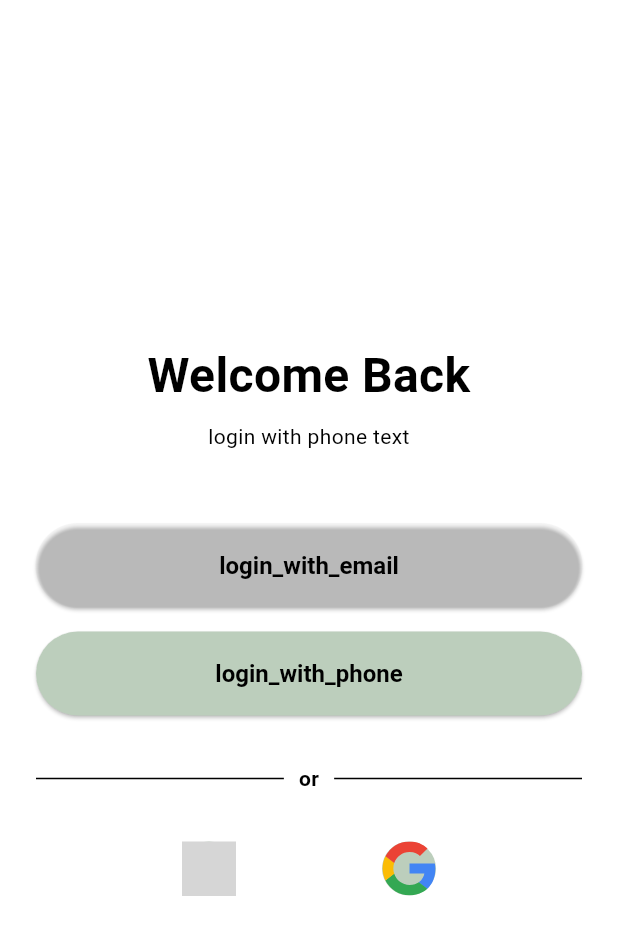
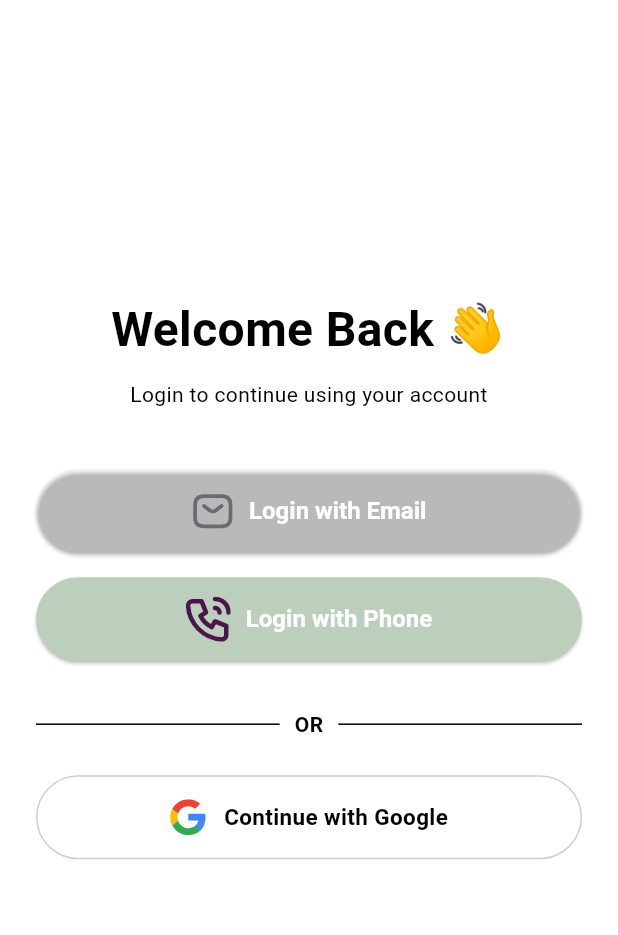
Before and after one commit to farizfarooqui/EV-MobileApp, a Flutter app: the screen it shows after launch, on a phone screen of 412 x 824 dp. Shown: the top 935 px of the screen. Run offline on Flutter 3.47's test engine with Material 3 defaults, Android fonts, the phone set to English and light mode, and no system bars; our stand-ins replace circle_nav_bar, cloud_firestore, dio, firebase_auth, firebase_core, flutter_map and 8 more; missing offline and left inert: animated; accounts and stored records are empty; Roboto replaces fonts that are missing (Poppins); grey boxes are pictures that could not be loaded.

Commit message:
Saving Data to firebase while logging in with Google

```diff
--- a/lib/Controller/WelcomeBackController.dart
+++ b/lib/Controller/WelcomeBackController.dart
@@ -182,6 +182,7 @@ class WelcomeScreenController extends GetxController {
       final userData = {
         'uid': user.uid,
         'email': user.email,
+        'name': user.displayName,
         'createdAt': Timestamp.now(),
         'isVerified': user.emailVerified,
       };
--- a/lib/Controller/main_nav_controller.dart
+++ b/lib/Controller/main_nav_controller.dart
@@ -1,14 +1,19 @@
+import 'dart:developer';
+
 import 'package:flutter/material.dart';
 import 'package:get/get.dart';
 
 class MainNavController extends GetxController {
   RxInt tabIndex = 2.obs;
   late PageController pageController;
+  final Map<String, dynamic> userData = Get.arguments['userData'];
 
   @override
   void onInit() {
     super.onInit();
     pageController = PageController(initialPage: tabIndex.value);
+    var userData = Get.arguments['userData'];
+    log("User Name: ${userData['name']}");
   }
 
   void changeTab(int index) {
--- a/lib/Views/ChargersScreen.dart
+++ b/lib/Views/ChargersScreen.dart
@@ -1,7 +1,11 @@
 import 'package:flutter/material.dart';
+import 'package:get/get.dart';
+import 'package:nobile/Controller/main_nav_controller.dart';
 
 class ChargersScreen extends StatelessWidget {
-  const ChargersScreen({super.key});
+  final MainNavController navController = Get.put(MainNavController());
+
+  ChargersScreen({super.key});
 
   @override
   Widget build(BuildContext context) {
@@ -17,7 +21,7 @@ class ChargersScreen extends StatelessWidget {
                 const SizedBox(height: 12),
                 Center(
                   child: Text(
-                    'HELLO FARIZ 👋',
+                    navController.userData['name'] + " 👋",
                     style: Theme.of(context).textTheme.titleLarge?.copyWith(
                           fontWeight: FontWeight.bold,
                           letterSpacing: 1.2,
--- a/lib/Views/MainNavBar.dart
+++ b/lib/Views/MainNavBar.dart
@@ -15,7 +15,7 @@ class MainNavBar extends StatelessWidget {
 
   final List<Widget> _screens = [
     MyBookingScreen(),
-    const ChargersScreen(),
+    ChargersScreen(),
     HomeScreen(),
     const AccountScreen(),
     SettingsScreen()
--- a/lib/Views/WelcomeBackScreen.dart
+++ b/lib/Views/WelcomeBackScreen.dart
@@ -1,14 +1,12 @@
 import 'dart:io';
-
 import 'package:flutter/material.dart';
-import 'package:flutter/services.dart';
 import 'package:flutter_svg/flutter_svg.dart';
 import 'package:get/get.dart';
 import 'package:nobile/Constants/Constants.dart';
 import 'package:nobile/Controller/WelcomeBackController.dart';
 import 'package:nobile/Views/LoginWithEmail.dart';
+import 'package:nobile/Views/Widgets/CustomElevatedButton.dart';
 import 'package:nobile/Views/Widgets/SmallLoader.dart';
-import 'package:nobile/Views/Widgets/CustomElevatedButton.dart';
 import 'package:nobile/Views/Widgets/SocialMediaButton.dart';
 
 class WelcomeBackScreen extends StatelessWidget {
@@ -21,124 +19,135 @@ class WelcomeBackScreen extends StatelessWidget {
     return Scaffold(
       backgroundColor: colorSecondary,
       body: SafeArea(
-        child: Padding(
-          padding: const EdgeInsets.symmetric(horizontal: 24),
+        child: SingleChildScrollView(
+          padding: const EdgeInsets.symmetric(horizontal: 24, vertical: 32),
           child: Column(
-            mainAxisAlignment: MainAxisAlignment.center,
             crossAxisAlignment: CrossAxisAlignment.stretch,
             children: [
-              const Spacer(),
+              SizedBox(height: Get.height * 0.2),
               const Text(
-                "Welcome Back",
+                "Welcome Back 👋",
                 style: TextStyle(
+                  fontSize: 32,
+                  fontWeight: FontWeight.bold,
                   color: colorBlack,
-                    fontSize: 32.0,
-                    fontWeight: FontWeight.bold),
+                ),
                 textAlign: TextAlign.center,
               ),
-              const SizedBox(height: 8.0),
+              const SizedBox(height: 10),
               const Text(
-                "login with phone text",
+                "Login to continue using your account",
                 style: TextStyle(
+                  fontSize: 14,
+                  fontWeight: FontWeight.w400,
                   color: colorBlack,
-                    fontSize: 14.0,
-                    fontWeight: FontWeight.w400),
+                ),
                 textAlign: TextAlign.center,
               ),
-              const SizedBox(height: 48.0),
+              const SizedBox(height: 40),
+
+              /// Login Options
               CustomElevatedButton(
-                  text: "login_with_email",
-                  onpress: () {
-                    Get.to(() => LoginWithEmailScreen());
-                  }),
-              const SizedBox(height: 16.0),
+                text: "Login with Email",
+                iconPath: "assets/SVG/email.svg",
+                onpress: () => Get.to(() => LoginWithEmailScreen()),
+              ),
+              const SizedBox(height: 16),
               CustomElevatedButton(
                 backgroundColor: colorNavBar,
-                  text: "login_with_phone",
+                text: "Login with Phone",
+                iconPath: "assets/SVG/Phone.svg",
                 textColor: colorBlack,
                 onpress: () {
                   // Get.to(() => LoginWithPhoneScreen());
-                  }),
+                },
+              ),
               if (Platform.isIOS) ...[
-                const SizedBox(height: 16.0),
-                Obx(
-                  () => CustomElevatedButton(
-                    backgroundColor: colorBlack,
+                const SizedBox(height: 16),
+                Obx(() => CustomElevatedButton(
+                      backgroundColor: Colors.black,
                       text: "Login with Apple ID",
                       iconPath: "assets/SVG/iphoneicon.svg",
-                    textColor: Colors.black,
+                      textColor: Colors.white,
                       loading: controller.isAppleLoading.value,
                       onpress: controller.signInWithApple,
+                    )),
+              ],
+              const SizedBox(height: 32),
+
+              /// Divider
+              const Row(
+                children: [
+                  Expanded(child: Divider(color: colorBlack)),
+                  Padding(
+                    padding: EdgeInsets.symmetric(horizontal: 10),
+                    child: Text("OR",
+                        style: TextStyle(
+                            fontWeight: FontWeight.bold, color: colorBlack)),
+                  ),
+                  Expanded(child: Divider(color: colorBlack)),
+                ],
+              ),
+              const SizedBox(height: 24),
+
+              /// Google Button
+              Obx(() {
+                return GestureDetector(
+                  onTap: () {
+                    if (!controller.isLoading.value) {
+                      controller.loginWithGoogle();
+                    }
+                  },
+                  child: Container(
+                    height: 56,
+                    decoration: BoxDecoration(
+                      color: Colors.white,
+                      borderRadius: BorderRadius.circular(32),
+                      border: Border.all(color: Colors.grey.withOpacity(0.5)),
+                    ),
+                    child: Row(
+                      mainAxisAlignment: MainAxisAlignment.center,
+                      children: [
+                        if (controller.isLoading.value)
+                          const SmallLoader(color: colorPrimary)
+                        else ...[
+                          SvgPicture.asset("assets/icons/google.svg",
+                              width: 24),
+                          const SizedBox(width: 12),
+                          const Text(
+                            'Continue with Google',
+                            style: TextStyle(
+                              color: Colors.black,
+                              fontWeight: FontWeight.w600,
+                              fontSize: 15,
+                              fontFamily: "Poppins",
                             ),
                           ),
                         ],
-              const SizedBox(height: 32.0),
-              const Row(
-                children: <Widget>[
-                  Expanded(
-                    child: Divider(
-                      color: colorBlack,
-                      thickness: 1, // Set the thickness of the divider
+                      ],
                     ),
                   ),
-                  Padding(
-                    padding: EdgeInsets.symmetric(
-                        horizontal: 10), // Space around the 'or' text
-                    child: Text(
-                      "or",
-                      style: TextStyle(
-                          color: colorBlack, fontWeight: FontWeight.bold),
-                    ),
-                  ),
-                  Expanded(
-                    child: Divider(
-                      color: colorBlack,
-                      thickness: 1, // Set the thickness of the divider
-                    ),
-                  ),
-                ],
-              ),
-              const SizedBox(height: 32.0),
-              Row(
-                mainAxisAlignment: MainAxisAlignment.spaceEvenly,
-                children: [
-                  SocialMediaButton(
-                    assetName: "assets/SVG/facebook.svg",
-                    onTap: () {
-                      // controller.loginWithFacebook();
-                    },
-                  ),
-                  SocialMediaButton(
-                    assetName: "assets/icons/google.svg",
-                    onTap: () {
-                      controller.loginWithGoogle();
-                    },
-                  ),
-                  // ElevatedButton(
-                  //     onPressed: () {},
-                  //     child: Row(
-                  //       children: [
-                  //         const Text('Login with Google'),
-                  //         SvgPicture.asset(
-                  //           'assets/icons/google.svg',
-                  //           color: colorPrimary,
-                  //           height: 30,
-                  //         )
-                  //       ],
-                  //     ))
-                  // Obx(
-                  //   () => controller.isLoading.value
-                  //       ? const SmallLoader()
-                  //       : SocialMediaButton(
-                  //           assetName: "assets/SVG/google.svg",
-                  //           onTap: () {
-                  //             controller.loginWithGoogle();
-                  //           },
-                  //         ),
+                );
+              }),
+              const SizedBox(height: 32),
+
+              // /// Social Media
+              // Row(
+              //   mainAxisAlignment: MainAxisAlignment.spaceEvenly,
+              //   children: [
+              //     SocialMediaButton(
+              //       assetName: "assets/icons/facebook.svg",
+              //       onTap: () {
+              //         // controller.loginWithFacebook();
+              //       },
+              //     ),
+              //     SocialMediaButton(
+              //       assetName: "assets/icons/google.svg",
+              //       onTap: controller.loginWithGoogle,
+              //     ),
+              //   ],
               // ),
-                ],
-              ),
-              const Spacer(),
+              // const SizedBox(height: 40),
             ],
           ),
         ),
--- a/lib/main.dart
+++ b/lib/main.dart
@@ -3,14 +3,12 @@ import 'package:get/get.dart';
 import 'package:nobile/Constants/Constants.dart';
 import 'package:nobile/Views/WelcomeBackScreen.dart';
 import 'package:nobile/firebase_options.dart';
-import 'package:nobile/supabase_client.dart';
 import 'package:nobile/Controller/theme_controller.dart';
 import 'package:firebase_core/firebase_core.dart';
 
 Future<void> main() async {
   WidgetsFlutterBinding.ensureInitialized();
   await Firebase.initializeApp(options: DefaultFirebaseOptions.currentPlatform);
-  await SupabaseManager.init();
   runApp(const MyApp());
 }
 
@@ -38,7 +36,6 @@ class MyApp extends StatelessWidget {
       ),
       themeMode: themeController.themeMode,
       home: WelcomeBackScreen(),
-      // home: FetchStationsScreen(),
     );
   }
 }
```
Lines whose indentation alone changed are shown as unchanged.
